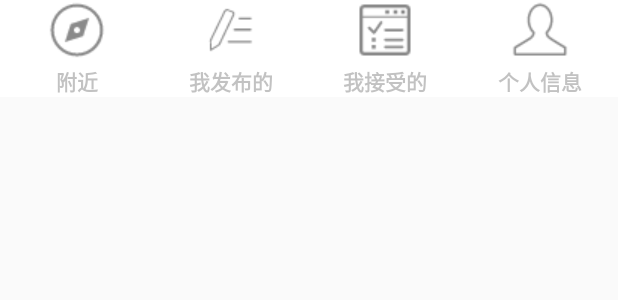
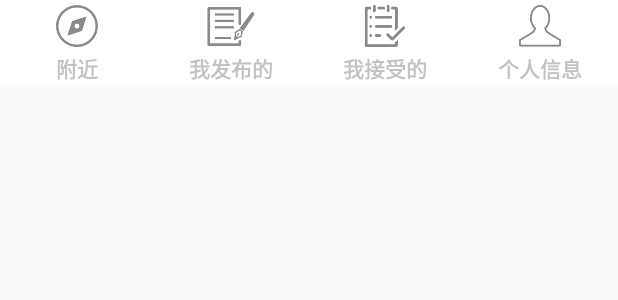
Before and after one commit to jichaofdu/PM_Project, an Android app: the layout activity_bottom.xml on its own in the app's theme, with its tools: preview values and no code run, on a phone screen of 412 x 824 dp. Shown: the top 300 px of the screen. Run offline under Robolectric (Android 15) with nearby library versions, the phone set to English and light mode, and no system bars.

Commit message:
修改底部菜单栏图标

```diff
--- a/Client/Dada/app/src/main/AndroidManifest.xml
+++ b/Client/Dada/app/src/main/AndroidManifest.xml
@@ -42,7 +42,7 @@
 
         <meta-data
             android:name="com.amap.api.v2.apikey"
-            android:value="5bf6b9412b66e83be84ec4080913dbbe" />
+            android:value="26014d4e525d106d54929b790aa25ec3" />
 
         <service android:name="com.amap.api.location.APSService" />
 
--- a/Client/Dada/app/src/main/res/layout/activity_bottom.xml
+++ b/Client/Dada/app/src/main/res/layout/activity_bottom.xml
@@ -14,14 +14,16 @@
         android:orientation="vertical" >
         <ImageView
             android:id="@+id/img_nearby"
-            android:layout_width="wrap_content"
-            android:layout_height="wrap_content"
+            android:layout_width="32dp"
+            android:layout_height="32dp"
+            android:layout_marginTop="1dp"
+            android:scaleType="fitXY"
             android:src="@drawable/nearby_normal"/>
         <TextView
             android:id="@+id/txt_nearby"
             android:layout_width="wrap_content"
             android:layout_height="wrap_content"
-            android:layout_marginTop="3dp"
+            android:layout_marginTop="1dp"
             android:text="附近"
             android:textColor="@color/gray"
             android:textStyle="bold" />
@@ -36,14 +38,16 @@
         android:orientation="vertical" >
         <ImageView
             android:id="@+id/img_published"
-            android:layout_width="wrap_content"
-            android:layout_height="wrap_content"
+            android:layout_width="32dp"
+            android:layout_height="32dp"
+            android:layout_marginTop="1dp"
+            android:scaleType="fitXY"
             android:src="@drawable/published_task_normal"/>
         <TextView
             android:id="@+id/txt_published"
             android:layout_width="wrap_content"
             android:layout_height="wrap_content"
-            android:layout_marginTop="3dp"
+            android:layout_marginTop="1dp"
             android:text="我发布的"
             android:textColor="@color/gray"
             android:textStyle="bold" />
@@ -58,14 +62,16 @@
         android:orientation="vertical" >
         <ImageView
             android:id="@+id/img_accepted"
-            android:layout_width="wrap_content"
-            android:layout_height="wrap_content"
+            android:layout_width="32dp"
+            android:layout_height="32dp"
+            android:layout_marginTop="1dp"
+            android:scaleType="fitXY"
             android:src="@drawable/accepted_task_normal"/>
         <TextView
             android:id="@+id/txt_accepted"
             android:layout_width="wrap_content"
             android:layout_height="wrap_content"
-            android:layout_marginTop="3dp"
+            android:layout_marginTop="1dp"
             android:text="我接受的"
             android:textColor="@color/gray"
             android:textStyle="bold" />
@@ -80,14 +86,16 @@
         android:orientation="vertical" >
         <ImageView
             android:id="@+id/img_profile"
-            android:layout_width="wrap_content"
-            android:layout_height="wrap_content"
+            android:layout_width="32dp"
+            android:layout_height="32dp"
+            android:layout_marginTop="1dp"
+            android:scaleType="fitXY"
             android:src="@drawable/profile_normal"/>
         <TextView
             android:id="@+id/txt_profile"
             android:layout_width="wrap_content"
             android:layout_height="wrap_content"
-            android:layout_marginTop="3dp"
+            android:layout_marginTop="1dp"
             android:text="个人信息"
             android:textColor="@color/gray"
             android:textStyle="bold" />
--- a/Client/Dada/app/src/main/res/layout/activity_publish_task_step_one.xml
+++ b/Client/Dada/app/src/main/res/layout/activity_publish_task_step_one.xml
@@ -32,7 +32,7 @@
         android:background="@drawable/search_bg"
         android:completionThreshold="1"
         android:dropDownVerticalOffset="1.0dip"
-        android:hint="请输入关键字"
+        android:hint="   请输入关键字"
         android:imeOptions="actionDone"
         android:inputType="text|textAutoComplete"
         android:maxLength="20"
```
Also changed, not shown: Client/Dada/app/src/main/res/drawable/accepted_task_normal.png, Client/Dada/app/src/main/res/drawable/accepted_task_selected.png, Client/Dada/app/src/main/res/drawable/nearby_normal.png, Client/Dada/app/src/main/res/drawable/nearby_selected.png, Client/Dada/app/src/main/res/drawable/profile_normal.png, Client/Dada/app/src/main/res/drawable/profile_selected.png, Client/Dada/app/src/main/res/drawable/published_task_normal.png, Client/Dada/app/src/main/res/drawable/published_task_selected.png.
